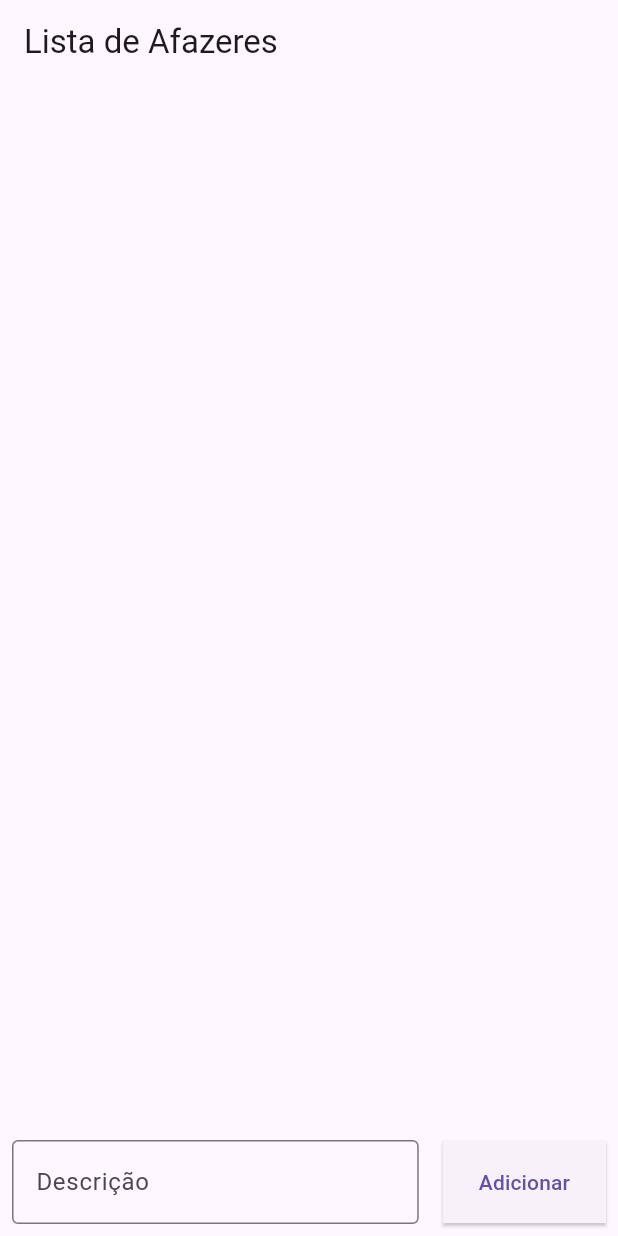
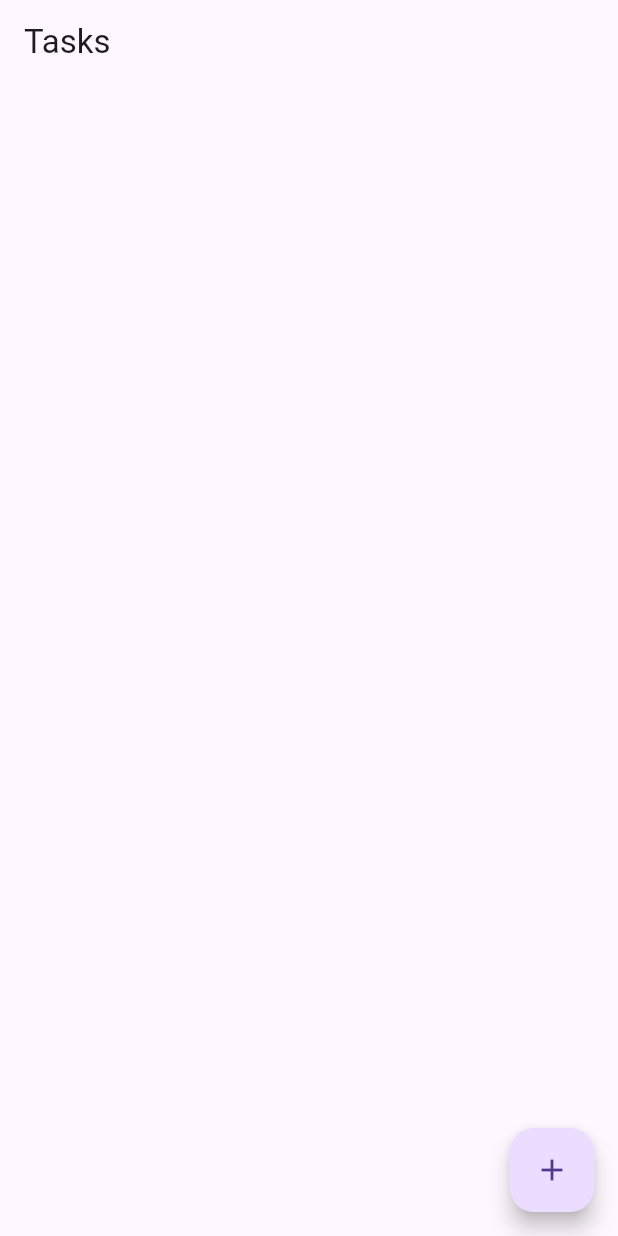
Before and after one commit to GiihCardoso/lista-flutter, a Flutter app: the screen it shows after launch, on a phone screen of 412 x 824 dp. Run offline on Flutter 3.47's test engine with Material 3 defaults, Android fonts, the phone set to English and light mode, and no system bars.

Commit message:
Update main.dart

```diff
--- a/lib/main.dart
+++ b/lib/main.dart
@@ -1,99 +1,98 @@
 import 'package:flutter/material.dart';
 
 void main() {
-  runApp(const ListaAfazeres());
+  runApp(TaskApp());
 }
 
-class ListaAfazeres extends StatefulWidget {
-  const ListaAfazeres({super.key});
-
-  @override
-  State<ListaAfazeres> createState() => _ListaAfazeresState();
-}
-
-class _ListaAfazeresState extends State<ListaAfazeres> {
-  List<Tarefa> tarefas = [];
-  TextEditingController controlador = TextEditingController();
-
+class TaskApp extends StatelessWidget {
   @override
   Widget build(BuildContext context) {
     return MaterialApp(
-      debugShowCheckedModeBanner: false,
-      title: 'Lista de Afazeres Tunadíssima Turbo',
-      home: Scaffold(
-        appBar: AppBar(
-          title: const Text('Lista de Afazeres'),
-        ),
-        body: Column(
-          children: [
-            Expanded(
-              child: ListView.builder(
-                itemCount: tarefas.length,
-                itemBuilder: (context, index) {
-                  return CheckboxListTile(
-                    value: tarefas[index].status,
-                    onChanged: (bool? novoValor) {
-                      setState(() {
-                        tarefas[index].status = novoValor!;
-                      });
-                    },
-                    title: Text(tarefas[index].titulo),
-                  );
-                },
-              ),
-            ),
-            Row(
-              children: [
-                Expanded(
-                  child: Padding(
-                    padding: const EdgeInsets.all(8.0),
-                    child: TextField(
-                      decoration: const InputDecoration(
-                        hintText: 'Descrição',
-                        border: OutlineInputBorder(),
-                      ),
-                      controller: controlador,
-                    ),
-                  ),
-                ),
-                Padding(
-                  padding: const EdgeInsets.all(8.0),
-                  child: SizedBox(
-                    height: 55,
-                    child: ElevatedButton(
-                      style: ButtonStyle(
-                        shape:
-                            MaterialStateProperty.all<RoundedRectangleBorder>(
-                          RoundedRectangleBorder(
-                            borderRadius: BorderRadius.circular(0),
-                          ),
-                        ),
-                      ),
-                      onPressed: () {
-                        if (controlador.text.isNotEmpty) {
-                          setState(() {
-                            tarefas.add(Tarefa(
-                                titulo: controlador.text, status: false));
-                            controlador.clear();
-                          });
-                        }
-                      },
-                      child: const Text('Adicionar'),
-                    ),
-                  ),
-                )
-              ],
-            ),
-          ],
-        ),
+      title: 'Task App',
+      theme: ThemeData(
+        primarySwatch: Colors.blue,
       ),
+      home: TaskPage(),
     );
   }
 }
 
-class Tarefa {
-  final String titulo;
-  bool status;
+class TaskPage extends StatefulWidget {
+  @override
+  _TaskPageState createState() => _TaskPageState();
+}
 
-  Tarefa({required this.titulo, required this.status});
+class _TaskPageState extends State<TaskPage> {
+  List<String> tasks = [];
+
+  @override
+  Widget build(BuildContext context) {
+    return Scaffold(
+      appBar: AppBar(
+        title: Text('Tasks'),
+      ),
+      body: ListView.builder(
+        itemCount: tasks.length,
+        itemBuilder: (context, index) {
+          return ListTile(
+            title: Text(tasks[index]),
+            trailing: IconButton(
+              icon: Icon(Icons.delete),
+              onPressed: () {
+                setState(() {
+                  tasks.removeAt(index);
+                });
+              },
+            ),
+          );
+        },
+      ),
+      floatingActionButton: FloatingActionButton(
+        onPressed: () {
+          _addTask(context);
+        },
+        child: Icon(Icons.add),
+      ),
+    );
+  }
+
+  void _addTask(BuildContext context) async {
+    String newTask = await showDialog(
+      context: context,
+      builder: (BuildContext context) {
+        TextEditingController taskController = TextEditingController();
+        return AlertDialog(
+          title: Text('Add Task'),
+          content: TextField(
+            controller: taskController,
+            decoration: InputDecoration(
+              hintText: 'Enter task',
+            ),
+          ),
+          actions: [
+            TextButton(
+              onPressed: () {
+                Navigator.pop(context);
+              },
+              child: Text('Cancel'),
+            ),
+            TextButton(
+              onPressed: () {
+                if (taskController.text.isNotEmpty) {
+                  Navigator.pop(context, taskController.text);
+                }
+              },
+              child: Text('Add'),
+            ),
+          ],
+        );
+      },
+    );
+
+    if (newTask != null) {
+      setState(() {
+        tasks.add(newTask);
+      });
+    }
+  }
 }
```
